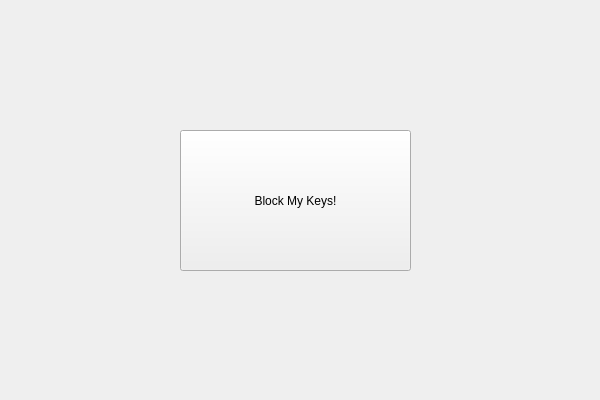
Old version of the form desktop/EssaySafeDesktopClient/EssaySafeDesktopClient/essaysafedesktopclient.ui in the repository rattrayalex/pre-essaysafe.
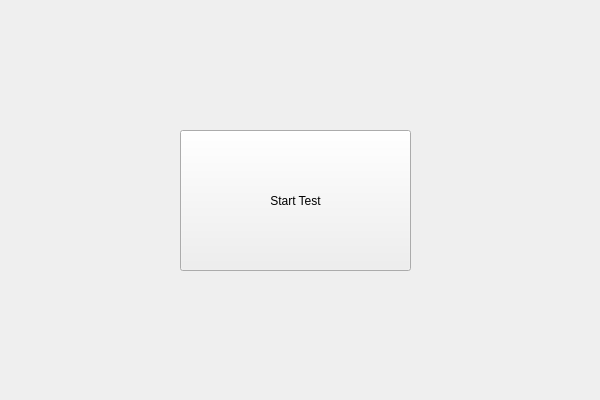
New version of the form. Custom widgets are drawn as their Qt base class.

Commit message: Successfully block the shortcuts and such. Unsuccessfully allow other keystrokes.

```diff
--- a/desktop/EssaySafeDesktopClient/EssaySafeDesktopClient/essaysafedesktopclient.ui
+++ b/desktop/EssaySafeDesktopClient/EssaySafeDesktopClient/essaysafedesktopclient.ui
@@ -27,7 +27,7 @@
      </rect>
     </property>
     <property name="text">
-     <string>Block My Keys!</string>
+     <string>Start Test</string>
     </property>
     <property name="default">
      <bool>false</bool>
```
The commit also changes 14 other files.
